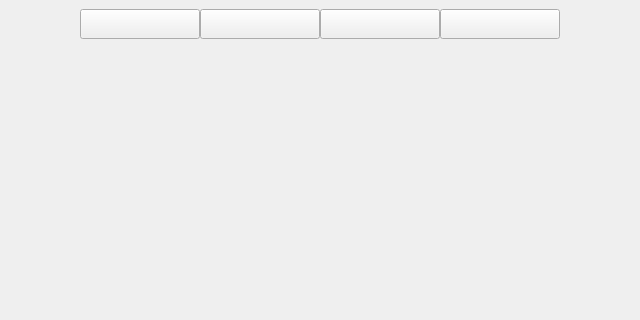
Above: MainWindow.ui from TF-LAVENDER/Lavender before the change; both pictures show x 160 to 800 and y 0 to 320 of the 960 by 545 pixel window. Below: the same form after it.
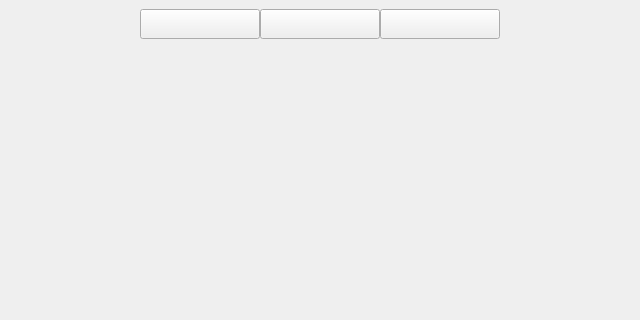
That is the form after the change. Icons and pictures are not drawn.

```diff
--- a/MainWindow.ui
+++ b/MainWindow.ui
@@ -20,7 +20,7 @@
    <widget class="QPushButton" name="menuButton1">
     <property name="geometry">
      <rect>
-      <x>240</x>
+      <x>300</x>
       <y>9</y>
       <width>120</width>
       <height>30</height>
@@ -39,7 +39,7 @@
    <widget class="QPushButton" name="menuButton2">
     <property name="geometry">
      <rect>
-      <x>360</x>
+      <x>420</x>
       <y>9</y>
       <width>120</width>
       <height>30</height>
@@ -58,7 +58,7 @@
    <widget class="QPushButton" name="menuButton3">
     <property name="geometry">
      <rect>
-      <x>480</x>
+      <x>540</x>
       <y>9</y>
       <width>120</width>
       <height>30</height>
@@ -74,22 +74,6 @@
      <string/>
     </property>
    </widget>
-   <widget class="QPushButton" name="menuButton4">
-    <property name="geometry">
-     <rect>
-      <x>600</x>
-      <y>9</y>
-      <width>120</width>
-      <height>30</height>
-     </rect>
-    </property>
-    <property name="styleSheet">
-     <string notr="true">border-image: url(&quot;images/menu4_off.png&quot;)</string>
-    </property>
-    <property name="text">
-     <string/>
-    </property>
-   </widget>
    <widget class="QWidget" name="horizontalLayoutWidget">
     <property name="geometry">
      <rect>
```
